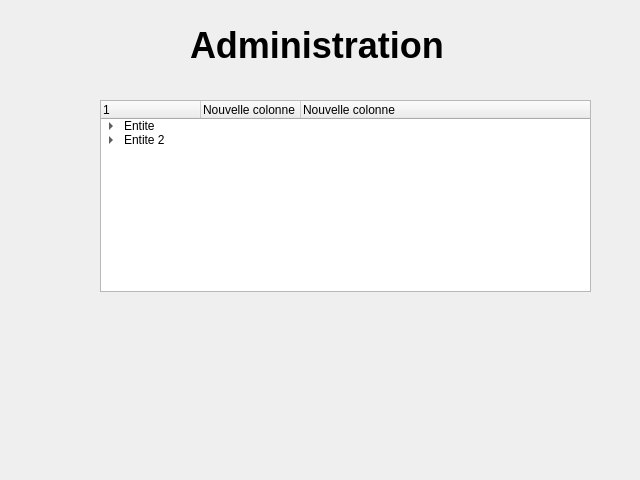
First picture: the form in admindialog.ui, repository akramfares/Gestion-Financiere, before the edit.
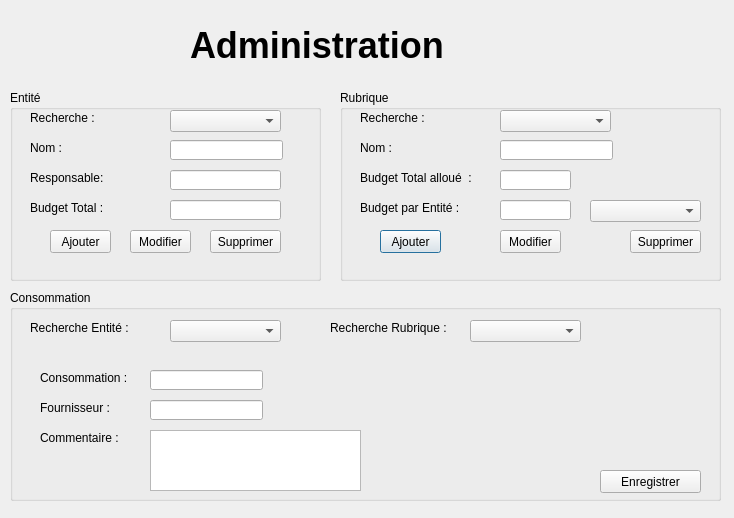
Second picture: the form after the edit.

Commit message: Espace d'Administration

```diff
--- a/admindialog.ui
+++ b/admindialog.ui
@@ -6,8 +6,8 @@
    <rect>
     <x>0</x>
     <y>0</y>
-    <width>640</width>
-    <height>480</height>
+    <width>734</width>
+    <height>518</height>
    </rect>
   </property>
   <property name="windowTitle">
@@ -33,66 +33,468 @@
     <string>Administration</string>
    </property>
   </widget>
-  <widget class="QTreeWidget" name="treeWidget">
+  <widget class="QGroupBox" name="groupBox">
    <property name="geometry">
     <rect>
-     <x>100</x>
-     <y>100</y>
-     <width>491</width>
-     <height>192</height>
+     <x>340</x>
+     <y>90</y>
+     <width>381</width>
+     <height>191</height>
     </rect>
    </property>
-   <column>
+   <property name="title">
+    <string>Rubrique</string>
+   </property>
+   <widget class="QPushButton" name="addButtonRubrique">
+    <property name="geometry">
+     <rect>
+      <x>40</x>
+      <y>140</y>
+      <width>61</width>
+      <height>23</height>
+     </rect>
+    </property>
     <property name="text">
-     <string>1</string>
+     <string>Ajouter</string>
     </property>
-   </column>
-   <column>
+   </widget>
+   <widget class="QPushButton" name="delButtonRubrique">
+    <property name="geometry">
+     <rect>
+      <x>290</x>
+      <y>140</y>
+      <width>71</width>
+      <height>23</height>
+     </rect>
+    </property>
     <property name="text">
-     <string>Nouvelle colonne</string>
+     <string>Supprimer</string>
     </property>
-   </column>
-   <column>
+   </widget>
+   <widget class="QLabel" name="label_8">
+    <property name="geometry">
+     <rect>
+      <x>20</x>
+      <y>110</y>
+      <width>101</width>
+      <height>16</height>
+     </rect>
+    </property>
     <property name="text">
-     <string>Nouvelle colonne</string>
+     <string>Budget par Entité :</string>
     </property>
-   </column>
-   <item>
+   </widget>
+   <widget class="QLineEdit" name="nomRubrique">
+    <property name="geometry">
+     <rect>
+      <x>160</x>
+      <y>50</y>
+      <width>113</width>
+      <height>20</height>
+     </rect>
+    </property>
     <property name="text">
-     <string>Entite</string>
+     <string/>
     </property>
-    <item>
-     <property name="text">
-      <string>Rubrique 1</string>
-     </property>
-     <property name="text">
-      <string>1</string>
-     </property>
-     <property name="text">
-      <string>1</string>
-     </property>
-    </item>
-    <item>
-     <property name="text">
-      <string>Rubrique 2</string>
-     </property>
-    </item>
-   </item>
-   <item>
+   </widget>
+   <widget class="QLabel" name="label_9">
+    <property name="geometry">
+     <rect>
+      <x>20</x>
+      <y>50</y>
+      <width>111</width>
+      <height>16</height>
+     </rect>
+    </property>
     <property name="text">
-     <string>Entite 2</string>
+     <string>Nom :</string>
     </property>
-    <item>
-     <property name="text">
-      <string>Rubrique 1</string>
-     </property>
-    </item>
-    <item>
-     <property name="text">
-      <string>Rubrique 2</string>
-     </property>
-    </item>
-   </item>
+   </widget>
+   <widget class="QLabel" name="label_10">
+    <property name="geometry">
+     <rect>
+      <x>20</x>
+      <y>20</y>
+      <width>121</width>
+      <height>16</height>
+     </rect>
+    </property>
+    <property name="text">
+     <string>Recherche :</string>
+    </property>
+   </widget>
+   <widget class="QComboBox" name="comboSearchRubrique">
+    <property name="geometry">
+     <rect>
+      <x>160</x>
+      <y>20</y>
+      <width>111</width>
+      <height>22</height>
+     </rect>
+    </property>
+   </widget>
+   <widget class="QComboBox" name="comboEntiteRubrique">
+    <property name="geometry">
+     <rect>
+      <x>250</x>
+      <y>110</y>
+      <width>111</width>
+      <height>22</height>
+     </rect>
+    </property>
+   </widget>
+   <widget class="QLabel" name="label_6">
+    <property name="geometry">
+     <rect>
+      <x>20</x>
+      <y>80</y>
+      <width>121</width>
+      <height>16</height>
+     </rect>
+    </property>
+    <property name="text">
+     <string>Budget Total alloué  :</string>
+    </property>
+   </widget>
+   <widget class="QLineEdit" name="bdgTotalRubrique">
+    <property name="geometry">
+     <rect>
+      <x>160</x>
+      <y>80</y>
+      <width>71</width>
+      <height>20</height>
+     </rect>
+    </property>
+    <property name="text">
+     <string/>
+    </property>
+   </widget>
+   <widget class="QLineEdit" name="bdgParEntite">
+    <property name="geometry">
+     <rect>
+      <x>160</x>
+      <y>110</y>
+      <width>71</width>
+      <height>20</height>
+     </rect>
+    </property>
+    <property name="text">
+     <string/>
+    </property>
+   </widget>
+   <widget class="QPushButton" name="editButtonRubrique">
+    <property name="geometry">
+     <rect>
+      <x>160</x>
+      <y>140</y>
+      <width>61</width>
+      <height>23</height>
+     </rect>
+    </property>
+    <property name="text">
+     <string>Modifier</string>
+    </property>
+   </widget>
+  </widget>
+  <widget class="QGroupBox" name="groupBox_2">
+   <property name="geometry">
+    <rect>
+     <x>10</x>
+     <y>90</y>
+     <width>311</width>
+     <height>191</height>
+    </rect>
+   </property>
+   <property name="title">
+    <string>Entité</string>
+   </property>
+   <widget class="QPushButton" name="addButtonEntite">
+    <property name="geometry">
+     <rect>
+      <x>40</x>
+      <y>140</y>
+      <width>61</width>
+      <height>23</height>
+     </rect>
+    </property>
+    <property name="text">
+     <string>Ajouter</string>
+    </property>
+   </widget>
+   <widget class="QPushButton" name="delButtonEntite">
+    <property name="geometry">
+     <rect>
+      <x>200</x>
+      <y>140</y>
+      <width>71</width>
+      <height>23</height>
+     </rect>
+    </property>
+    <property name="text">
+     <string>Supprimer</string>
+    </property>
+   </widget>
+   <widget class="QLineEdit" name="nomEntite">
+    <property name="geometry">
+     <rect>
+      <x>160</x>
+      <y>50</y>
+      <width>113</width>
+      <height>20</height>
+     </rect>
+    </property>
+    <property name="text">
+     <string/>
+    </property>
+   </widget>
+   <widget class="QLabel" name="label_12">
+    <property name="geometry">
+     <rect>
+      <x>20</x>
+      <y>50</y>
+      <width>111</width>
+      <height>16</height>
+     </rect>
+    </property>
+    <property name="text">
+     <string>Nom :</string>
+    </property>
+   </widget>
+   <widget class="QLabel" name="label_13">
+    <property name="geometry">
+     <rect>
+      <x>20</x>
+      <y>20</y>
+      <width>121</width>
+      <height>16</height>
+     </rect>
+    </property>
+    <property name="text">
+     <string>Recherche :</string>
+    </property>
+   </widget>
+   <widget class="QComboBox" name="comboSearchEntite">
+    <property name="geometry">
+     <rect>
+      <x>160</x>
+      <y>20</y>
+      <width>111</width>
+      <height>22</height>
+     </rect>
+    </property>
+   </widget>
+   <widget class="QLabel" name="label_7">
+    <property name="geometry">
+     <rect>
+      <x>20</x>
+      <y>80</y>
+      <width>121</width>
+      <height>16</height>
+     </rect>
+    </property>
+    <property name="text">
+     <string>Responsable:</string>
+    </property>
+   </widget>
+   <widget class="QLineEdit" name="respEntite">
+    <property name="geometry">
+     <rect>
+      <x>160</x>
+      <y>80</y>
+      <width>111</width>
+      <height>20</height>
+     </rect>
+    </property>
+    <property name="text">
+     <string/>
+    </property>
+   </widget>
+   <widget class="QPushButton" name="editButtonEntite">
+    <property name="geometry">
+     <rect>
+      <x>120</x>
+      <y>140</y>
+      <width>61</width>
+      <height>23</height>
+     </rect>
+    </property>
+    <property name="text">
+     <string>Modifier</string>
+    </property>
+   </widget>
+   <widget class="QLabel" name="label_11">
+    <property name="geometry">
+     <rect>
+      <x>20</x>
+      <y>110</y>
+      <width>121</width>
+      <height>16</height>
+     </rect>
+    </property>
+    <property name="text">
+     <string>Budget Total :</string>
+    </property>
+   </widget>
+   <widget class="QLineEdit" name="bdgTotalEntite">
+    <property name="geometry">
+     <rect>
+      <x>160</x>
+      <y>110</y>
+      <width>111</width>
+      <height>20</height>
+     </rect>
+    </property>
+    <property name="text">
+     <string/>
+    </property>
+    <property name="dragEnabled">
+     <bool>false</bool>
+    </property>
+    <property name="readOnly">
+     <bool>true</bool>
+    </property>
+   </widget>
+  </widget>
+  <widget class="QGroupBox" name="groupBox_3">
+   <property name="geometry">
+    <rect>
+     <x>10</x>
+     <y>290</y>
+     <width>711</width>
+     <height>211</height>
+    </rect>
+   </property>
+   <property name="title">
+    <string>Consommation</string>
+   </property>
+   <widget class="QComboBox" name="comboConsEntite">
+    <property name="geometry">
+     <rect>
+      <x>160</x>
+      <y>30</y>
+      <width>111</width>
+      <height>22</height>
+     </rect>
+    </property>
+   </widget>
+   <widget class="QLabel" name="label_14">
+    <property name="geometry">
+     <rect>
+      <x>20</x>
+      <y>30</y>
+      <width>121</width>
+      <height>16</height>
+     </rect>
+    </property>
+    <property name="text">
+     <string>Recherche Entité :</string>
+    </property>
+   </widget>
+   <widget class="QComboBox" name="comboConsRubrique">
+    <property name="geometry">
+     <rect>
+      <x>460</x>
+      <y>30</y>
+      <width>111</width>
+      <height>22</height>
+     </rect>
+    </property>
+   </widget>
+   <widget class="QLabel" name="label_15">
+    <property name="geometry">
+     <rect>
+      <x>320</x>
+      <y>30</y>
+      <width>121</width>
+      <height>16</height>
+     </rect>
+    </property>
+    <property name="text">
+     <string>Recherche Rubrique :</string>
+    </property>
+   </widget>
+   <widget class="QLabel" name="label_2">
+    <property name="geometry">
+     <rect>
+      <x>30</x>
+      <y>80</y>
+      <width>91</width>
+      <height>16</height>
+     </rect>
+    </property>
+    <property name="text">
+     <string>Consommation :</string>
+    </property>
+   </widget>
+   <widget class="QLineEdit" name="consommation">
+    <property name="geometry">
+     <rect>
+      <x>140</x>
+      <y>80</y>
+      <width>113</width>
+      <height>20</height>
+     </rect>
+    </property>
+   </widget>
+   <widget class="QLabel" name="label_3">
+    <property name="geometry">
+     <rect>
+      <x>30</x>
+      <y>110</y>
+      <width>71</width>
+      <height>16</height>
+     </rect>
+    </property>
+    <property name="text">
+     <string>Fournisseur :</string>
+    </property>
+   </widget>
+   <widget class="QLineEdit" name="fournisseur">
+    <property name="geometry">
+     <rect>
+      <x>140</x>
+      <y>110</y>
+      <width>113</width>
+      <height>20</height>
+     </rect>
+    </property>
+   </widget>
+   <widget class="QLabel" name="label_4">
+    <property name="geometry">
+     <rect>
+      <x>30</x>
+      <y>140</y>
+      <width>81</width>
+      <height>16</height>
+     </rect>
+    </property>
+    <property name="text">
+     <string>Commentaire :</string>
+    </property>
+   </widget>
+   <widget class="QPlainTextEdit" name="commentaire">
+    <property name="geometry">
+     <rect>
+      <x>140</x>
+      <y>140</y>
+      <width>211</width>
+      <height>61</height>
+     </rect>
+    </property>
+   </widget>
+   <widget class="QPushButton" name="saveButtonCons">
+    <property name="geometry">
+     <rect>
+      <x>590</x>
+      <y>180</y>
+      <width>101</width>
+      <height>23</height>
+     </rect>
+    </property>
+    <property name="text">
+     <string>Enregistrer</string>
+    </property>
+   </widget>
   </widget>
  </widget>
  <resources/>
```
